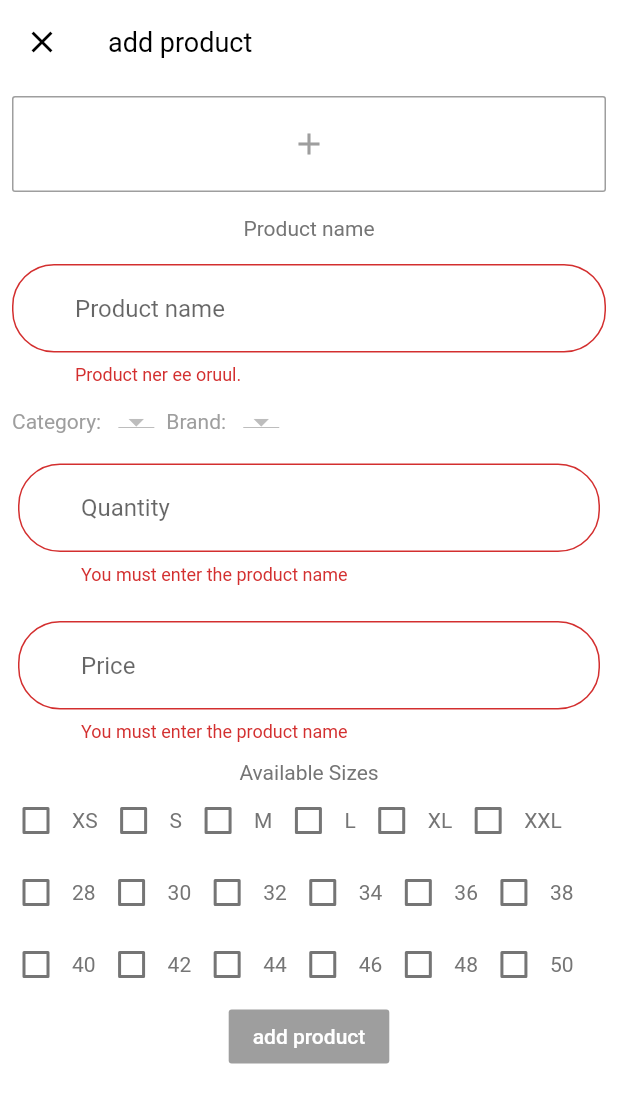
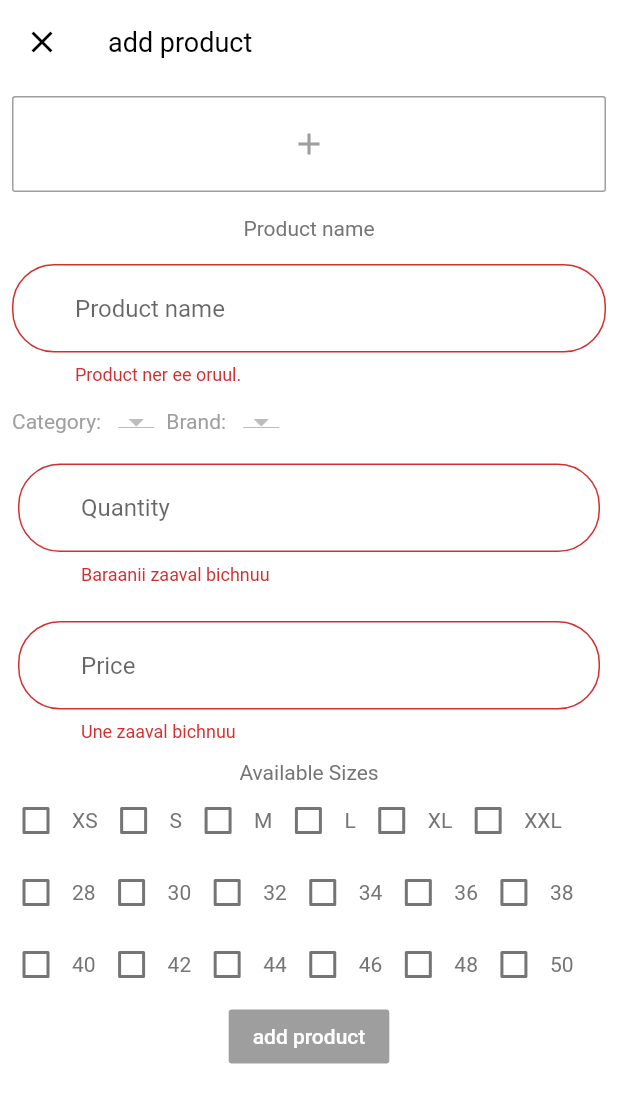
Before and after one commit to clicker0124/sportapp01, a Flutter app: the AddProduct screen opened directly, after a tap on "add product", on a phone screen of 412 x 824 dp. Shown: the top 1103 px of the screen. Run offline on Flutter 3.47's test engine with Material 2 defaults, Android fonts, the phone set to English and light mode, and no system bars; our stand-ins replace cloud_firestore, firebase_auth, firebase_core, firebase_storage, flutter_svg, fluttertoast and 1 more; accounts and stored records are empty; Roboto replaces fonts that are missing (Arial).

```diff
--- a/lib/screens/add_product/add_product.dart
+++ b/lib/screens/add_product/add_product.dart
@@ -173,7 +173,7 @@ class _AddProductState extends State<AddProduct> {
                         ),
                         validator: (value) {
                           if (value!.isEmpty) {
-                            return 'You must enter the product name';
+                            return 'Baraanii zaaval bichnuu';
                           }
                         },
                       ),
@@ -189,7 +189,7 @@ class _AddProductState extends State<AddProduct> {
                         ),
                         validator: (value) {
                           if (value!.isEmpty) {
-                            return 'You must enter the product name';
+                            return 'Une zaaval bichnuu';
                           }
                         },
                       ),
@@ -395,13 +395,10 @@ class _AddProductState extends State<AddProduct> {
               "name": productNameController.text,
               "price": double.parse(priceController.text),
               "sizes": selectedSizes,
-              // "colors": colors,
               "picture": imageUrl1,
               "quantity": int.parse(quatityController.text),
               "brand": _currentBrand,
               "category": _currentCategory,
-              // 'sale':onSale,
-              // 'featured':featured
             });
             _formKey.currentState!.reset();
             setState(() => isLoading = false);
@@ -413,7 +410,7 @@ class _AddProductState extends State<AddProduct> {
       } else {
         setState(() => isLoading = false);
 
-//        Fluttertoast.showToast(msg: 'all the images must be provided');
+//        Fluttertoast.showToast(msg: 'Baraa amjilttai nemebdlee');
       }
     }
   }
--- a/lib/screens/home/components/popular_product.dart
+++ b/lib/screens/home/components/popular_product.dart
@@ -26,8 +26,7 @@ class PopularProducts extends StatelessWidget {
                   if (demoProducts[index].isPopular)
                     return ProductCard(product: demoProducts[index]);
 
-                  return SizedBox
-                      .shrink(); // here by default width and height is 0
+                  return SizedBox.shrink();
                 },
               ),
               SizedBox(width: getProportionateScreenWidth(20)),
```
